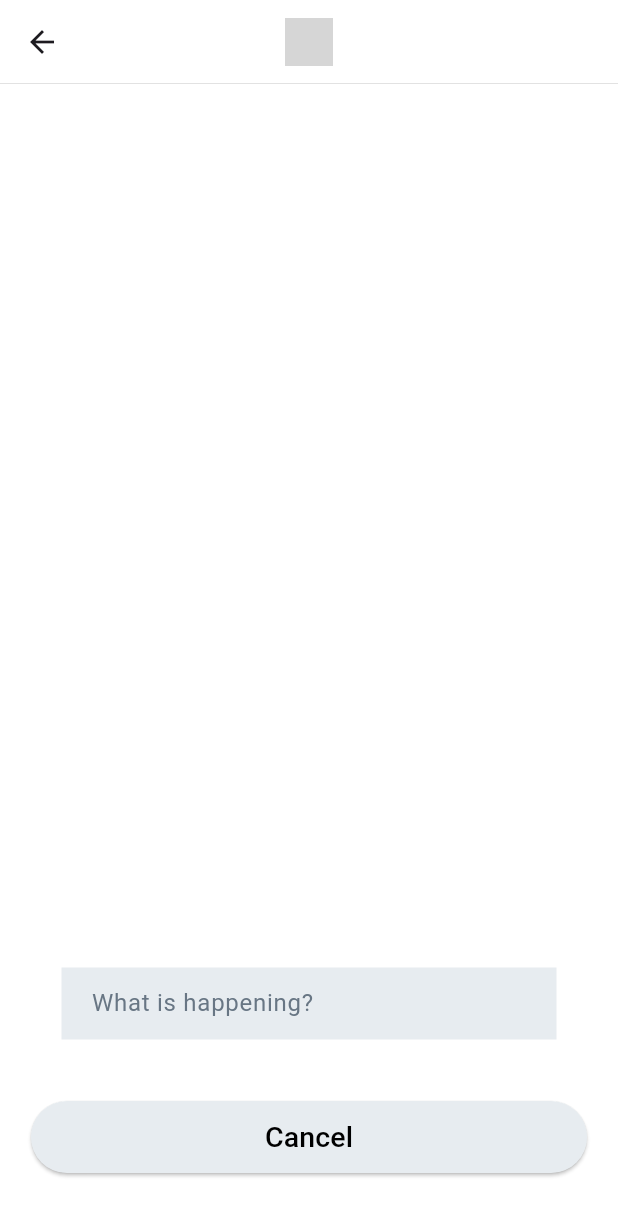
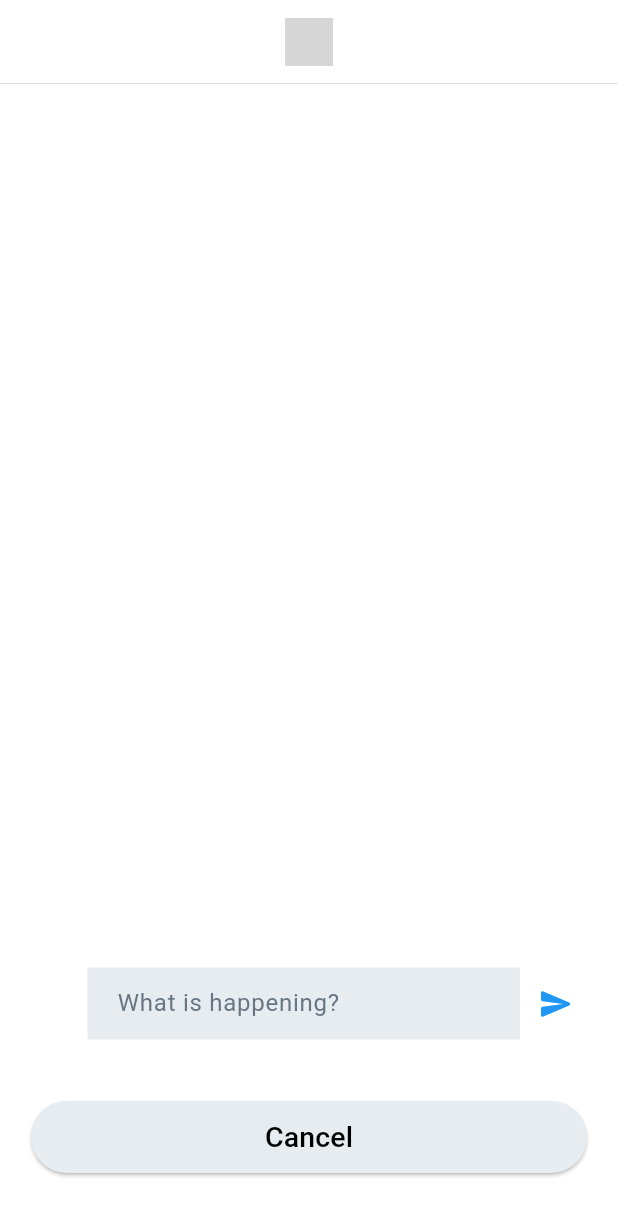
Before and after one commit to Flutter-gg-1/get_it-Assignment, a Flutter app: the screen it shows after launch, after a tap on the "add" icon, on a phone screen of 412 x 824 dp. Shown: the top 1216 px of the screen. Run offline on Flutter 3.47's test engine with Material 3 defaults, Android fonts, the phone set to English and light mode, and no system bars; our stand-ins replace get_it, icons_plus; grey boxes are pictures that could not be loaded.

Commit message:
Add get_it package to the project

```diff
--- /dev/null
+++ b/lib/data_layer/tweet_data.dart
@@ -0,0 +1,5 @@
+import 'package:learn_get_it/model/tweet_model.dart';
+
+class TweetData {
+  List<TweetModel> tweets = [];
+}
--- a/lib/main.dart
+++ b/lib/main.dart
@@ -1,14 +1,16 @@
 import 'package:flutter/material.dart';
+import 'package:learn_get_it/services/setup.dart';
 import 'package:learn_get_it/src/home_screen.dart';
 
 void main() {
+  WidgetsFlutterBinding.ensureInitialized();
+  setup();
   runApp(const MyApp());
 }
 
 class MyApp extends StatelessWidget {
   const MyApp({super.key});
 
-  // This widget is the root of your application.
   @override
   Widget build(BuildContext context) {
     return const MaterialApp(
--- /dev/null
+++ b/lib/services/setup.dart
@@ -0,0 +1,9 @@
+import 'package:get_it/get_it.dart';
+import 'package:learn_get_it/data_layer/tweet_data.dart';
+
+final getIt = GetIt.instance;
+
+void setup() {
+// Alternatively you could write it if you don't like global variables
+  GetIt.I.registerSingleton<TweetData>(TweetData());
+}
--- a/lib/src/home_screen.dart
+++ b/lib/src/home_screen.dart
@@ -1,6 +1,10 @@
 import 'package:flutter/material.dart';
+import 'package:get_it/get_it.dart';
 import 'package:icons_plus/icons_plus.dart';
+import 'package:learn_get_it/data_layer/tweet_data.dart';
+import 'package:learn_get_it/helper/extinsion/size_configration.dart';
 import 'package:learn_get_it/widget/button/floating_action.dart';
+import 'package:learn_get_it/widget/card/tweet_card.dart';
 
 class HomeScreen extends StatelessWidget {
   const HomeScreen({super.key});
@@ -12,7 +16,7 @@ class HomeScreen extends StatelessWidget {
       floatingActionButtonLocation: FloatingActionButtonLocation.endFloat,
       floatingActionButton: const Padding(
         padding: EdgeInsets.only(bottom: 60),
-        child:  FloatinButton(),
+        child: FloatinButton(),
       ),
       appBar: AppBar(
         backgroundColor: Colors.white,
@@ -21,10 +25,19 @@ class HomeScreen extends StatelessWidget {
         shape: LinearBorder.bottom(
             side: const BorderSide(color: Colors.grey, width: 0.2)),
       ),
-      body: const SafeArea(
+      body: SafeArea(
         child: SingleChildScrollView(
           child: Column(
-            children: [],
+            children: GetIt.I
+                .get<TweetData>()
+                .tweets
+                .map(
+                  (e) => TweetCard(
+                    content: e.content,
+                    id: e.id,
+                  ),
+                )
+                .toList(),
           ),
         ),
       ),
--- a/lib/src/post_screen.dart
+++ b/lib/src/post_screen.dart
@@ -1,6 +1,7 @@
 import 'package:flutter/material.dart';
 import 'package:icons_plus/icons_plus.dart';
 import 'package:learn_get_it/widget/button/long_button.dart';
+import 'package:learn_get_it/widget/button/send_button.dart';
 import 'package:learn_get_it/widget/feild/text_feild.dart';
 
 class PostScreen extends StatelessWidget {
@@ -11,23 +12,31 @@ class PostScreen extends StatelessWidget {
     return Scaffold(
       backgroundColor: Colors.white,
       appBar: AppBar(
+        automaticallyImplyLeading: false,
         backgroundColor: Colors.white,
         title: Brand(Brands.twitter),
         centerTitle: true,
         shape: LinearBorder.bottom(
             side: const BorderSide(color: Colors.grey, width: 0.2)),
       ),
-      body: const SafeArea(
+      body:  SafeArea(
         child: Padding(
-          padding: EdgeInsets.symmetric(vertical: 42),
+          padding: const EdgeInsets.symmetric(vertical: 42),
           child: Column(
             mainAxisAlignment: MainAxisAlignment.end,
             children: [
-              CustomTextFeild(
-                hintText: 'What is happening?',
+              const Row(
+                mainAxisAlignment: MainAxisAlignment.center,
+                children: [
+                  CustomTextFeild(
+                    hintText: 'What is happening?',
+                  ),
+                  SendButton()
+                ],
               ),
               LongButton(
                 title: 'Cancel',
+                onPressed: () => Navigator.pop(context),
               )
             ],
           ),
--- a/lib/widget/button/long_button.dart
+++ b/lib/widget/button/long_button.dart
@@ -3,15 +3,16 @@ import 'package:learn_get_it/helper/extinsion/size_configration.dart';
 
 class LongButton extends StatelessWidget {
   final String title;
+  final Function()? onPressed;
   const LongButton({
     super.key,
-    required this.title,
+    required this.title, this.onPressed,
   });
 
   @override
   Widget build(BuildContext context) {
     return ElevatedButton(
-      onPressed: () {},
+      onPressed: onPressed,
       style: ElevatedButton.styleFrom(
         fixedSize: Size(context.getWidth() * 0.9, 48),
         backgroundColor: const Color(0xFFE7ECF0),
--- /dev/null
+++ b/lib/widget/button/send_button.dart
@@ -0,0 +1,19 @@
+
+import 'package:flutter/material.dart';
+
+class SendButton extends StatelessWidget {
+  final Function()? onPressed;
+  const SendButton({
+    super.key, this.onPressed,
+  });
+
+  @override
+  Widget build(BuildContext context) {
+    return IconButton(
+        onPressed: onPressed,
+        icon: const Icon(
+          Icons.send_rounded,
+          color: Colors.blue,
+        ));
+  }
+}
--- a/lib/widget/feild/text_feild.dart
+++ b/lib/widget/feild/text_feild.dart
@@ -1,17 +1,20 @@
 
 import 'package:flutter/material.dart';
+import 'package:learn_get_it/helper/extinsion/size_configration.dart';
 
 class CustomTextFeild extends StatelessWidget {
   final String? hintText;
+  final TextEditingController? controller;
   const CustomTextFeild({
     super.key,
-    this.hintText,
+    this.hintText, this.controller,
   });
 
   @override
   Widget build(BuildContext context) {
     return Container(
-      margin: const EdgeInsets.all(41),
+      width: context.getWidth()*0.7,
+      margin: const EdgeInsets.only(top: 41,bottom: 41,left: 41),
       color: const Color(0xFFE7ECF0),
       child: TextField(
         decoration: InputDecoration(
--- a/pubspec.yaml
+++ b/pubspec.yaml
@@ -2,7 +2,7 @@ name: learn_get_it
 description: "A new Flutter project."
 # The following line prevents the package from being accidentally published to
 # pub.dev using `flutter pub publish`. This is preferred for private packages.
-publish_to: 'none' # Remove this line if you wish to publish to pub.dev
+publish_to: none' # Remove this line if you wish to publish to pub.dev
 
 # The following defines the version and build number for your application.
 # A version number is three numbers separated by dots, like 1.2.43
@@ -36,6 +36,7 @@ dependencies:
   # Use with the CupertinoIcons class for iOS style icons.
   cupertino_icons: ^1.0.8
   icons_plus: ^5.0.0
+  get_it: ^7.7.0
 
 dev_dependencies:
   flutter_test:
```
Also changed, not shown: lib/model/tweet_model.dart (added, +18 -0 lines), lib/widget/card/tweet_card.dart (added, +42 -0 lines), pubspec.lock.
